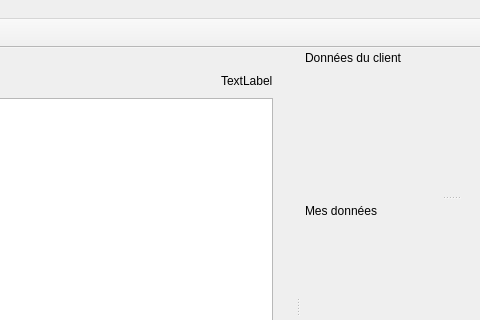
FACT-Team/FactDev, file src/gui/mainwindow/mainwindow.ui: the form before one commit; both pictures show x 673 to 1153 and y 0 to 320 of the 1274 by 585 pixel window.
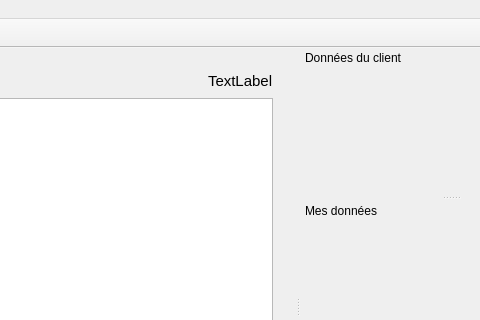
The form after the commit. Icons and pictures are not drawn. Custom widgets are drawn as their Qt base class.

What changed in the file:
```diff
--- a/src/gui/mainwindow/mainwindow.ui
+++ b/src/gui/mainwindow/mainwindow.ui
@@ -181,6 +181,11 @@
             <height>16777215</height>
            </size>
           </property>
+          <property name="font">
+           <font>
+            <pointsize>11</pointsize>
+           </font>
+          </property>
           <property name="text">
            <string>TextLabel</string>
           </property>
```
Left out of the diff: 21 changed lines with no effect on the pictures.
